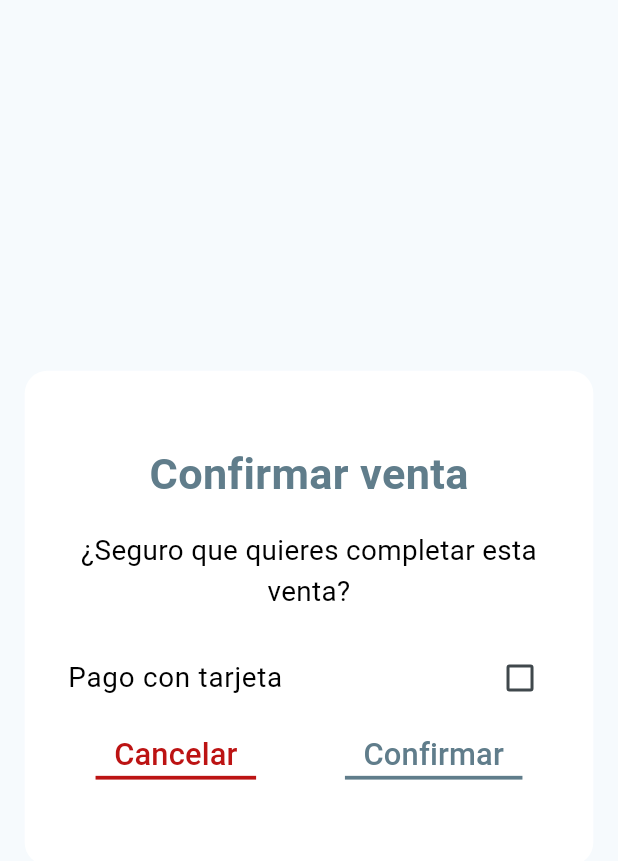
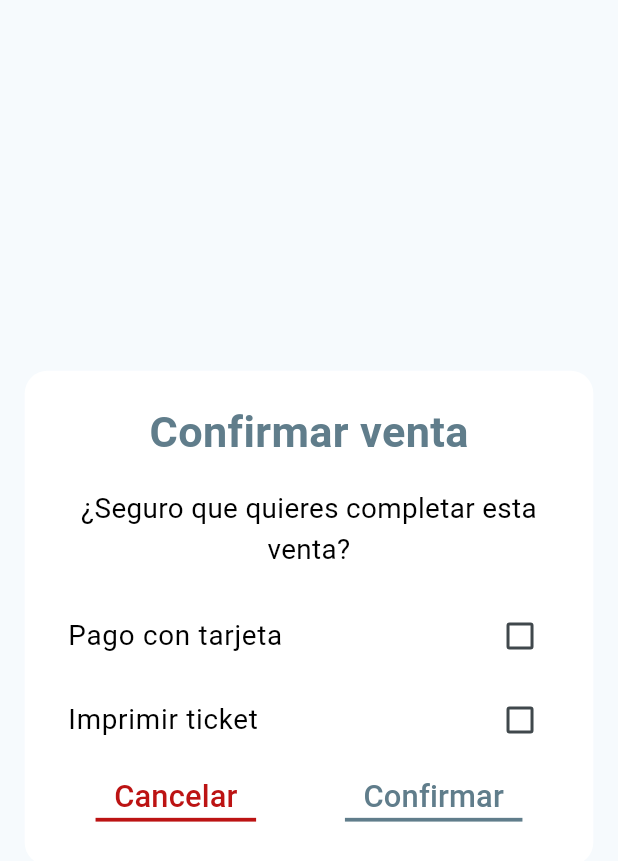
Before and after one commit to aalcolea/InventoryApp, a Flutter app: what showConfirmSellDialog() shows on an empty page, opened directly, on a phone screen of 412 x 824 dp. Shown: the top 861 px of the screen. Run offline on Flutter 3.47's test engine with Material 3 defaults, Android fonts, the phone set to English and light mode, and no system bars; our stand-ins replace connectivity_plus, device_info_plus, firebase_core, firebase_messaging, flutter_blue_plus, flutter_keyboard_visibility and 8 more; missing offline and left inert: esc_pos_utils, jaguar_jwt, pdf_viewer_plugin, qr_code_scanner, soundpool; accounts and stored records are empty; network calls fail.

Commit message:
adding print checkbox to cart and showConfirm

```diff
--- a/lib/inventory/sellpoint/cart/utils/popUpTabs/showConfirmSellDialog.dart
+++ b/lib/inventory/sellpoint/cart/utils/popUpTabs/showConfirmSellDialog.dart
@@ -4,6 +4,7 @@
 
 Future<Map<String, dynamic>?> showConfirmSellDialog(BuildContext context) async {
   bool isCardPayment = false;
+  bool shouldPrint = false;
   return await showDialog<Map<String, dynamic>>(
     context: context,
     barrierColor: Colors.transparent,
@@ -65,6 +66,22 @@
                           isCardPayment = value ?? false;
                         });
                       },
+                    ),CheckboxListTile(
+                      contentPadding: EdgeInsets.symmetric(
+                          horizontal: MediaQuery.of(context).size.width * 0.07),
+                      title: Text(
+                        'Imprimir ticket',
+                        style: TextStyle(
+                          fontSize: MediaQuery.of(context).size.width * 0.045,
+                          color: AppColors.blackColor,
+                        ),
+                      ),
+                      value: shouldPrint,
+                      onChanged: (bool? value) {
+                        setState(() {
+                          shouldPrint = value ?? false;
+                        });
+                      },
                     ),
                     Row(
                       mainAxisAlignment: MainAxisAlignment.spaceEvenly,
@@ -97,6 +114,7 @@
                           onPressed: () {
                             Navigator.of(context).pop({
                               'isCardPayment': isCardPayment,
+                              'shouldPrint': shouldPrint,
                             });
                           },
                           child: Container(
--- a/lib/inventory/sellpoint/cart/views/cart.dart
+++ b/lib/inventory/sellpoint/cart/views/cart.dart
@@ -426,7 +426,9 @@
                 final confirmData = await showConfirmSellDialog(context);
                 if (confirmData != null) {
                   bool isCardPayment = confirmData['isCardPayment'] ?? false;
+                  bool shouldPrint = confirmData['shouldPrint'] ?? false;
                   bool canPrint = false;
+                  if (shouldPrint) {
                     try{
                       await widget.printService.ensureCharacteristicAvailable();
                       if(widget.printService.characteristic != null){
@@ -444,6 +446,7 @@
                       } catch(e){
                         print("Error al intentar imprimir: $e");
                         showOverlay(context, const CustomToast(message: 'Error al intentar imprimir'));
+                      }
                     }
                   }
                   bool result = await cartProvider.sendCart(isCardPayment);
```
Lines whose indentation alone changed are shown as unchanged.
